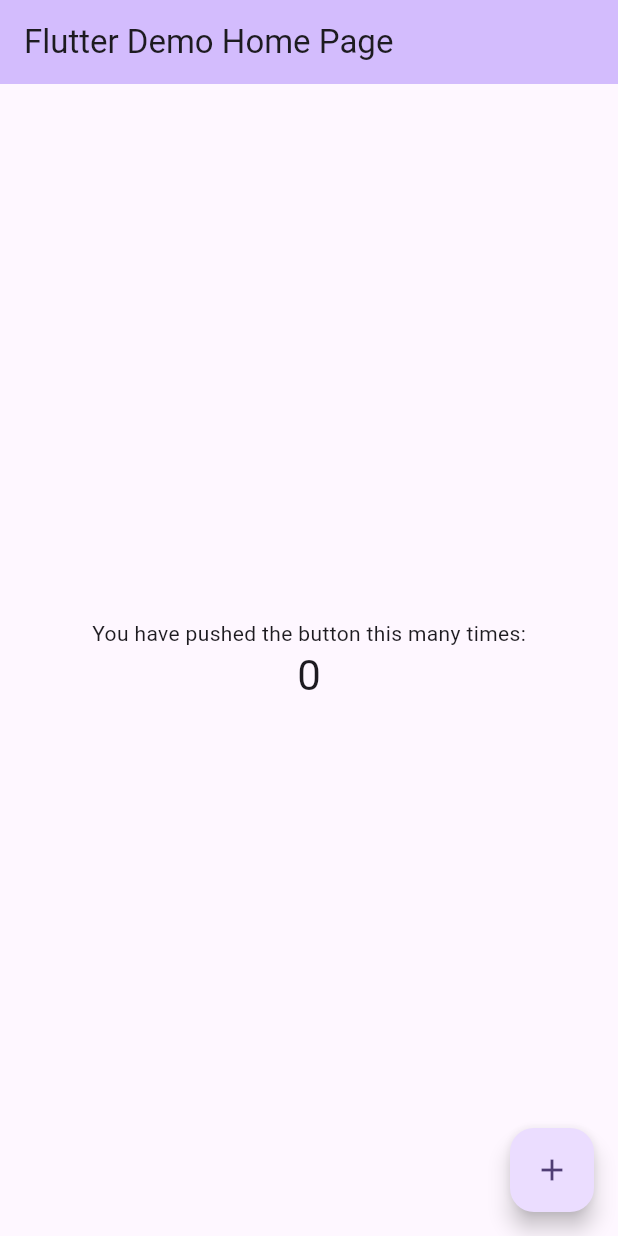
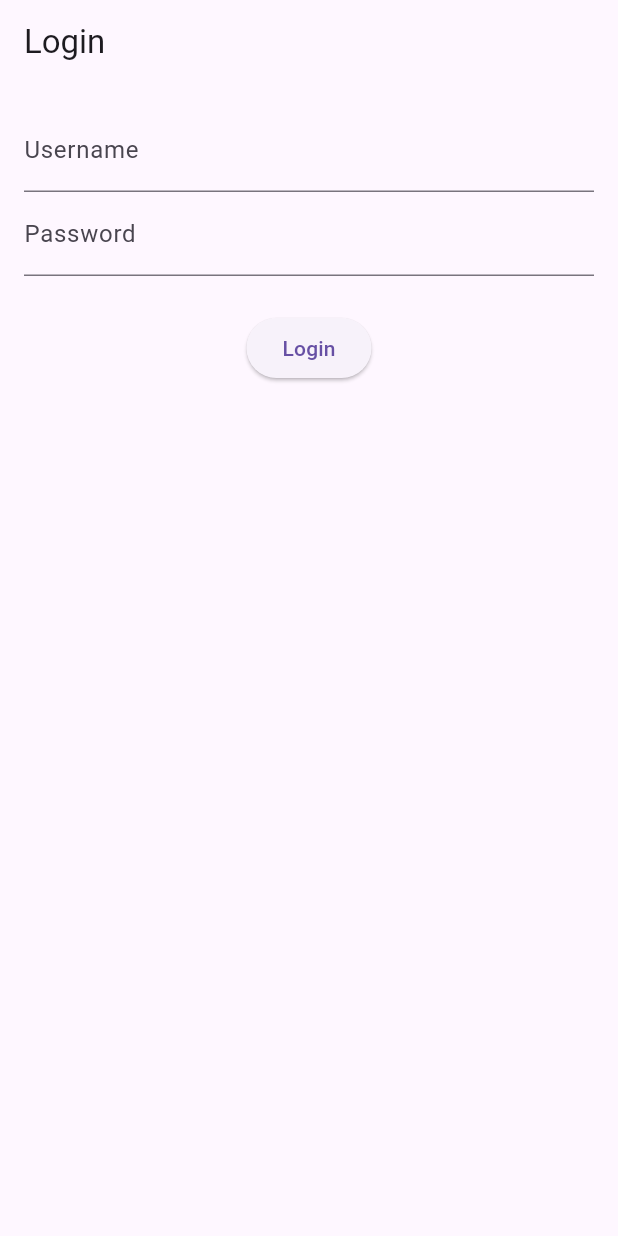
Before and after one commit to riz2001/ecommerce_app, a Flutter app: the screen it shows after launch, on a phone screen of 412 x 824 dp. Run offline on Flutter 3.47's test engine with Material 3 defaults, Android fonts, the phone set to English and light mode, and no system bars; our stand-ins replace get.

Commit message:
login module corrected

```diff
--- /dev/null
+++ b/lib/app.dart
@@ -0,0 +1,20 @@
+import 'package:flutter/material.dart';
+import 'package:get/get.dart';
+import 'view/login_page.dart';
+import 'home/home_page.dart';
+
+class MyApp extends StatelessWidget {
+  const MyApp({super.key});
+
+  @override
+  Widget build(BuildContext context) {
+    return GetMaterialApp(
+      debugShowCheckedModeBanner: false,
+      initialRoute: "/login",
+      getPages: [
+        GetPage(name: "/login", page: () => LoginPage()),
+        GetPage(name: "/home", page: () => const HomePage()),
+      ],
+    );
+  }
+}
--- /dev/null
+++ b/lib/controller/auth_controller.dart
@@ -0,0 +1,49 @@
+import 'package:flutter/material.dart';
+import 'package:get/get.dart';
+import 'dart:convert';
+import 'package:http/http.dart' as http;
+
+class AuthController extends GetxController {
+  var isLoading = false.obs;
+  var token = "".obs;
+
+  Future<void> login(String username, String password) async {
+    isLoading.value = true;
+
+    // ✅ Debug prints to check exact values being sent
+    Get.snackbar(
+      "Debug Info",
+      "Username: '${username.trim()}'\nPassword: '${password.trim()}'",
+      snackPosition: SnackPosition.BOTTOM,
+      duration: const Duration(seconds: 2),
+    );
+
+    try {
+      final response = await http.post(
+        Uri.parse('https://fakestoreapi.com/auth/login'),
+        headers: {
+          "Content-Type": "application/json" // headers go here
+        },
+        body: jsonEncode({
+          "username": username.trim(),
+          "password": password.trim(),
+        }),
+      );
+
+      print("Status: ${response.statusCode}");
+      print("Response body: ${response.body}");
+
+      if (response.statusCode == 200 || response.statusCode == 201) {
+        final data = jsonDecode(response.body);
+        token.value = data['token'];
+        Get.offAllNamed("/home");
+      } else {
+        Get.snackbar("Login Failed", "Invalid username or password");
+      }
+
+    } catch (e) {
+      isLoading.value = false;
+      Get.snackbar("Error", e.toString());
+    }
+  }
+}
--- a/lib/main.dart
+++ b/lib/main.dart
@@ -1,122 +1,7 @@
 import 'package:flutter/material.dart';
+import 'package:get/get.dart';
+import 'app.dart';
 
 void main() {
   runApp(const MyApp());
 }
-
-class MyApp extends StatelessWidget {
-  const MyApp({super.key});
-
-  // This widget is the root of your application.
-  @override
-  Widget build(BuildContext context) {
-    return MaterialApp(
-      title: 'Flutter Demo',
-      theme: ThemeData(
-        // This is the theme of your application.
-        //
-        // TRY THIS: Try running your application with "flutter run". You'll see
-        // the application has a purple toolbar. Then, without quitting the app,
-        // try changing the seedColor in the colorScheme below to Colors.green
-        // and then invoke "hot reload" (save your changes or press the "hot
-        // reload" button in a Flutter-supported IDE, or press "r" if you used
-        // the command line to start the app).
-        //
-        // Notice that the counter didn't reset back to zero; the application
-        // state is not lost during the reload. To reset the state, use hot
-        // restart instead.
-        //
-        // This works for code too, not just values: Most code changes can be
-        // tested with just a hot reload.
-        colorScheme: ColorScheme.fromSeed(seedColor: Colors.deepPurple),
-      ),
-      home: const MyHomePage(title: 'Flutter Demo Home Page'),
-    );
-  }
-}
-
-class MyHomePage extends StatefulWidget {
-  const MyHomePage({super.key, required this.title});
-
-  // This widget is the home page of your application. It is stateful, meaning
-  // that it has a State object (defined below) that contains fields that affect
-  // how it looks.
-
-  // This class is the configuration for the state. It holds the values (in this
-  // case the title) provided by the parent (in this case the App widget) and
-  // used by the build method of the State. Fields in a Widget subclass are
-  // always marked "final".
-
-  final String title;
-
-  @override
-  State<MyHomePage> createState() => _MyHomePageState();
-}
-
-class _MyHomePageState extends State<MyHomePage> {
-  int _counter = 0;
-
-  void _incrementCounter() {
-    setState(() {
-      // This call to setState tells the Flutter framework that something has
-      // changed in this State, which causes it to rerun the build method below
-      // so that the display can reflect the updated values. If we changed
-      // _counter without calling setState(), then the build method would not be
-      // called again, and so nothing would appear to happen.
-      _counter++;
-    });
-  }
-
-  @override
-  Widget build(BuildContext context) {
-    // This method is rerun every time setState is called, for instance as done
-    // by the _incrementCounter method above.
-    //
-    // The Flutter framework has been optimized to make rerunning build methods
-    // fast, so that you can just rebuild anything that needs updating rather
-    // than having to individually change instances of widgets.
-    return Scaffold(
-      appBar: AppBar(
-        // TRY THIS: Try changing the color here to a specific color (to
-        // Colors.amber, perhaps?) and trigger a hot reload to see the AppBar
-        // change color while the other colors stay the same.
-        backgroundColor: Theme.of(context).colorScheme.inversePrimary,
-        // Here we take the value from the MyHomePage object that was created by
-        // the App.build method, and use it to set our appbar title.
-        title: Text(widget.title),
-      ),
-      body: Center(
-        // Center is a layout widget. It takes a single child and positions it
-        // in the middle of the parent.
-        child: Column(
-          // Column is also a layout widget. It takes a list of children and
-          // arranges them vertically. By default, it sizes itself to fit its
-          // children horizontally, and tries to be as tall as its parent.
-          //
-          // Column has various properties to control how it sizes itself and
-          // how it positions its children. Here we use mainAxisAlignment to
-          // center the children vertically; the main axis here is the vertical
-          // axis because Columns are vertical (the cross axis would be
-          // horizontal).
-          //
-          // TRY THIS: Invoke "debug painting" (choose the "Toggle Debug Paint"
-          // action in the IDE, or press "p" in the console), to see the
-          // wireframe for each widget.
-          mainAxisAlignment: MainAxisAlignment.center,
-          children: <Widget>[
-            const Text('You have pushed the button this many times:'),
-            Text(
-              '$_counter',
-              style: Theme.of(context).textTheme.headlineMedium,
-            ),
-          ],
-        ),
-      ),
-      floatingActionButton: FloatingActionButton(
-        onPressed: _incrementCounter,
-        tooltip: 'Increment',
-        child: const Icon(Icons.add),
-      ), // This trailing comma makes auto-formatting nicer for build methods.
-    );
-  }
-}
--- /dev/null
+++ b/lib/service/auth_service.dart
@@ -0,0 +1,24 @@
+import 'dart:convert';
+import 'package:http/http.dart' as http;
+
+class AuthService {
+  static const baseUrl = "https://fakestoreapi.com/auth/login";
+
+  static Future<String?> login(String username, String password) async {
+    final response = await http.post(
+      Uri.parse(baseUrl),
+      headers: {"Content-Type": "application/json"},
+      body: jsonEncode({
+        "username": username,
+        "password": password,
+      }),
+    );
+
+    if (response.statusCode == 200) {
+      final data = jsonDecode(response.body);
+      return data["token"]; // returns JWT token
+    } else {
+      return null;
+    }
+  }
+}
--- /dev/null
+++ b/lib/view/login_page.dart
@@ -0,0 +1,48 @@
+import 'package:flutter/material.dart';
+import 'package:get/get.dart';
+import '../controller/auth_controller.dart';
+
+class LoginPage extends StatelessWidget {
+  LoginPage({super.key});
+
+  final AuthController controller = Get.put(AuthController());
+  final TextEditingController userCtrl = TextEditingController();
+  final TextEditingController passCtrl = TextEditingController();
+
+  @override
+  Widget build(BuildContext context) {
+    return Scaffold(
+      appBar: AppBar(title: const Text("Login")),
+      body: Padding(
+        padding: const EdgeInsets.all(16),
+        child: Column(
+          children: [
+            TextField(
+              controller: userCtrl,
+              decoration: const InputDecoration(labelText: "Username"),
+            ),
+            TextField(
+              controller: passCtrl,
+              decoration: const InputDecoration(labelText: "Password"),
+              obscureText: true,
+            ),
+            const SizedBox(height: 24),
+            Obx(() => controller.isLoading.value
+                ? const CircularProgressIndicator()
+                : ElevatedButton(
+              onPressed: () {
+
+                controller.login(
+                  userCtrl.text,
+                  passCtrl.text,
+
+                );
+              },
+              child: const Text("Login"),
+            )),
+          ],
+        ),
+      ),
+    );
+  }
+}
```
Also changed, not shown: lib/home/home_page.dart (added, +18 -0 lines), 1 other file.
